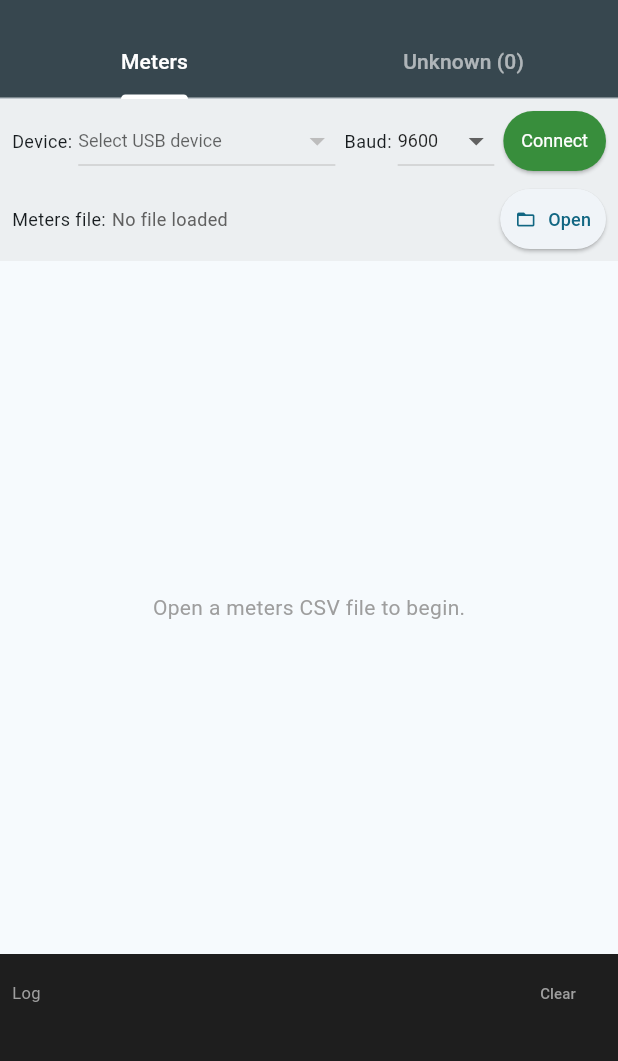
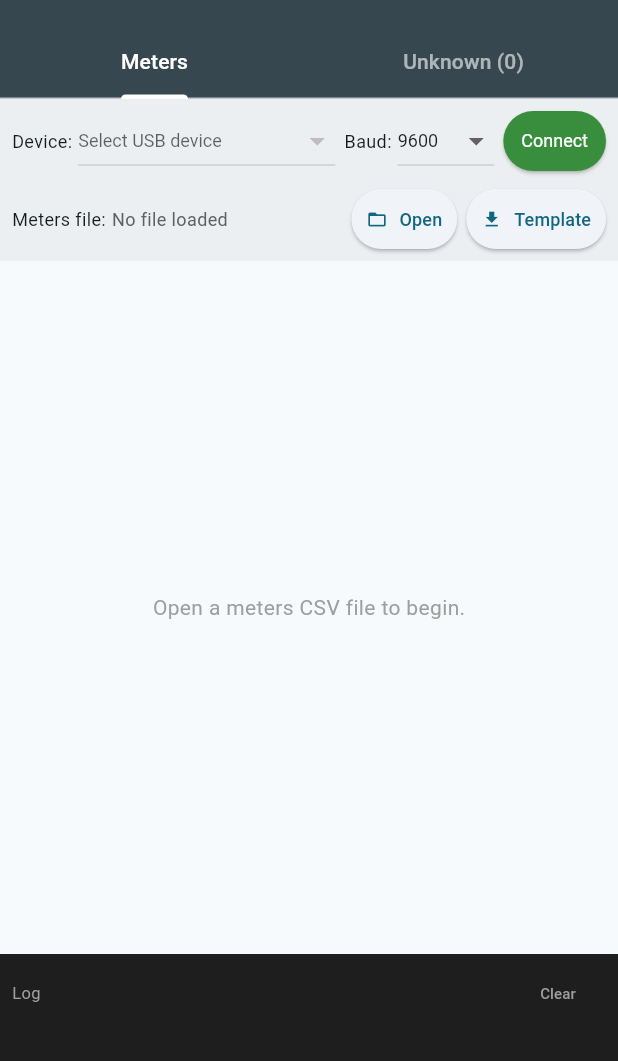
Before and after one commit to xmatekaj/FLUO, a Flutter app: the screen it shows after launch, on a phone screen of 412 x 824 dp, the part 57-1118 px from its top. Run offline on Flutter 3.47's test engine with Material 3 defaults, Android fonts, the light colour scheme and no system bars; our stand-ins replace csv, file_picker, share_plus; missing offline and left inert: encrypt, usb_serial.

Commit message:
Template

```diff
--- /dev/null
+++ b/assets/meters_template.csv
@@ -0,0 +1,3 @@
+Radio number;WMBus key;Meter serial;Building;Staircase;Apartment
+10780203;9b1fe0bda71eaac7fa45a16b1e2f2991;WM-00001;A;1;101
+10876333;aee11d33a7a8288e43c4cb5e770d1d7b;WM-00002;A;1;102
--- a/lib/screens/home_screen.dart
+++ b/lib/screens/home_screen.dart
@@ -3,10 +3,10 @@
 
 import 'dart:async';
 import 'dart:math' as math;
-import 'dart:typed_data';
 
 import 'package:file_picker/file_picker.dart';
 import 'package:flutter/material.dart';
+import 'package:flutter/services.dart';
 import 'package:share_plus/share_plus.dart' show Share, XFile;
 
 import '../models/meter.dart';
@@ -110,6 +110,16 @@ class _HomeScreenState extends State<HomeScreen> with SingleTickerProviderStateM
     } catch (e) {
       _showError('Load error', e.toString());
     }
+  }
+
+  Future<void> _downloadTemplate() async {
+    final data = await rootBundle.load('assets/meters_template.csv');
+    final bytes = data.buffer.asUint8List();
+    final path = await saveCsvFile(String.fromCharCodes(bytes), 'meters_template.csv');
+    await Share.shareXFiles(
+      [XFile(path, mimeType: 'text/csv')],
+      subject: 'meters_template.csv',
+    );
   }
 
   // ── Connect / Disconnect ───────────────────────────────────────────────────
@@ -691,6 +701,15 @@ class _HomeScreenState extends State<HomeScreen> with SingleTickerProviderStateM
                 ),
                 onPressed: _loadMetersFile,
               ),
+              const SizedBox(width: 6),
+              ElevatedButton.icon(
+                icon: const Icon(Icons.download, size: 14),
+                label: const Text('Template', style: TextStyle(fontSize: 12)),
+                style: ElevatedButton.styleFrom(
+                  padding: const EdgeInsets.symmetric(horizontal: 10, vertical: 6),
+                ),
+                onPressed: _downloadTemplate,
+              ),
             ],
           ),
         ],
--- a/pubspec.yaml
+++ b/pubspec.yaml
@@ -33,3 +33,5 @@ dev_dependencies:
 
 flutter:
   uses-material-design: true
+  assets:
+    - assets/meters_template.csv
```
